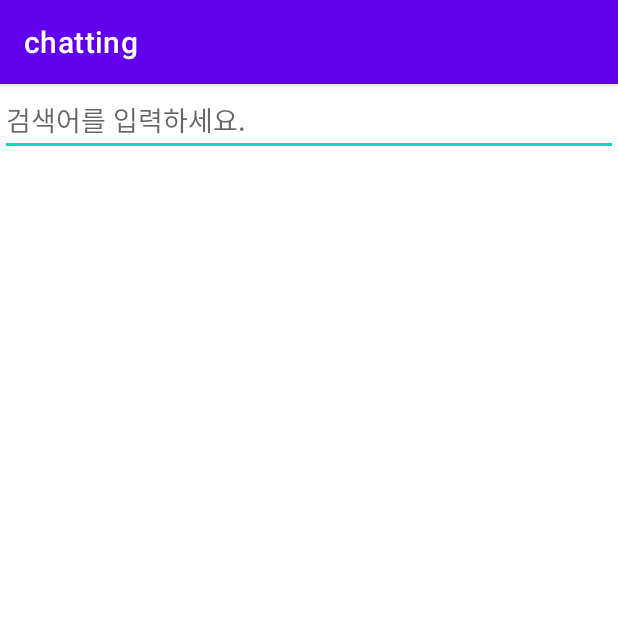
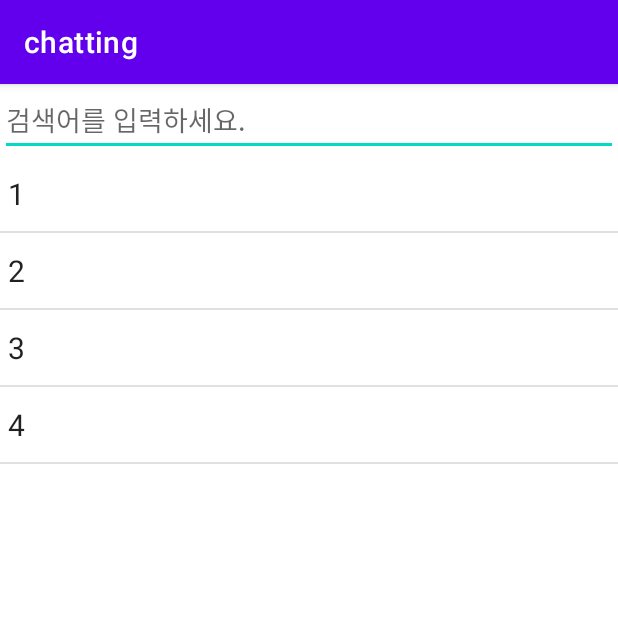
Before and after one commit to kOsari59/chating, an Android app: the ChatActivity screen opened directly, with no data from a screen before it, on a phone screen of 412 x 824 dp, the top half of it. Run offline under Robolectric (Android 15) with nearby library versions, the phone set to English and light mode, and no system bars; our stand-ins replace Volley; network calls fail.

Commit message:
22/01/24 first

```diff
--- a/app/src/main/java/com/example/chatting/ChatActivity.java
+++ b/app/src/main/java/com/example/chatting/ChatActivity.java
@@ -64,11 +64,8 @@ public class ChatActivity extends AppCompatActivity {
 
         // 리스트에 연동될 아답터를 생성한다.
         adapter = new SearchAdapter(list, this);
-        Log.d("haja", String.valueOf(adapter.getCount()));
         // 리스트뷰에 아답터를 연결한다.
         listView.setAdapter(adapter);
-
-
     }
 
     public void search(String charText) {
--- a/app/src/main/res/layout/activity_chat.xml
+++ b/app/src/main/res/layout/activity_chat.xml
@@ -5,6 +5,11 @@
     android:layout_width="match_parent"
     android:layout_height="match_parent"
     tools:context=".ChatActivity">
+
+    <LinearLayout
+        android:layout_width="match_parent"
+        android:layout_height="match_parent"
+        android:orientation="vertical">
 
         <EditText
             android:id="@+id/editSearch"
@@ -15,8 +20,11 @@
         <ListView
             android:id="@+id/listView"
             android:layout_width="match_parent"
-        android:layout_height="match_parent"
-        android:divider="#999999"
-        android:dividerHeight="1dp"></ListView>
+            android:layout_height="match_parent">
+
+        </ListView>
+
+    </LinearLayout>
+
 
 </androidx.appcompat.widget.LinearLayoutCompat>
--- a/app/src/main/res/layout/activity_sign.xml
+++ b/app/src/main/res/layout/activity_sign.xml
@@ -25,7 +25,7 @@
         android:inputType="textPersonName"
         app:layout_constraintBottom_toBottomOf="parent"
         app:layout_constraintEnd_toEndOf="parent"
-        app:layout_constraintHorizontal_bias="0.502"
+        app:layout_constraintHorizontal_bias="0.497"
         app:layout_constraintStart_toStartOf="parent"
         app:layout_constraintTop_toTopOf="parent"
         app:layout_constraintVertical_bias="0.103" />
```
Lines whose indentation alone changed are shown as unchanged.
